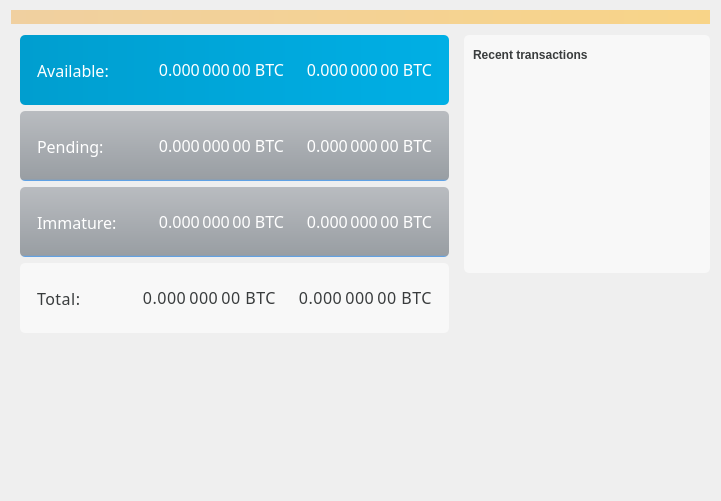
ecoinchain/ecoin, file src/qt/forms/overviewpage.ui: the form before one commit.
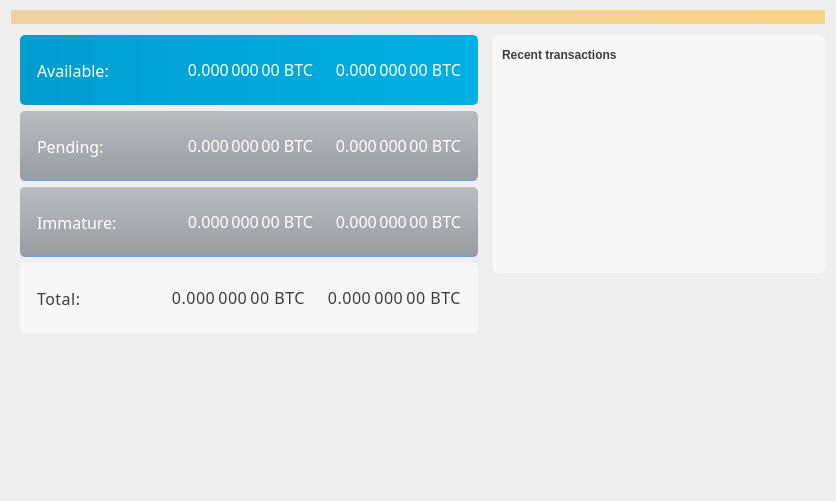
The form after the commit. Icons and pictures are not drawn. Custom widgets are drawn as their Qt base class.

Commit message: overview page style tweak plus DPI aware self paint

```diff
--- a/src/qt/forms/overviewpage.ui
+++ b/src/qt/forms/overviewpage.ui
@@ -6,7 +6,7 @@
    <rect>
     <x>0</x>
     <y>0</y>
-    <width>721</width>
+    <width>836</width>
     <height>501</height>
    </rect>
   </property>
@@ -808,10 +808,13 @@
          <property name="orientation">
           <enum>Qt::Vertical</enum>
          </property>
+         <property name="sizeType">
+          <enum>QSizePolicy::Expanding</enum>
+         </property>
          <property name="sizeHint" stdset="0">
           <size>
            <width>20</width>
-           <height>40</height>
+           <height>0</height>
           </size>
          </property>
         </spacer>
```
Left out of the diff: 3 changed lines with no effect on the pictures. The commit also changes 1 other file.
